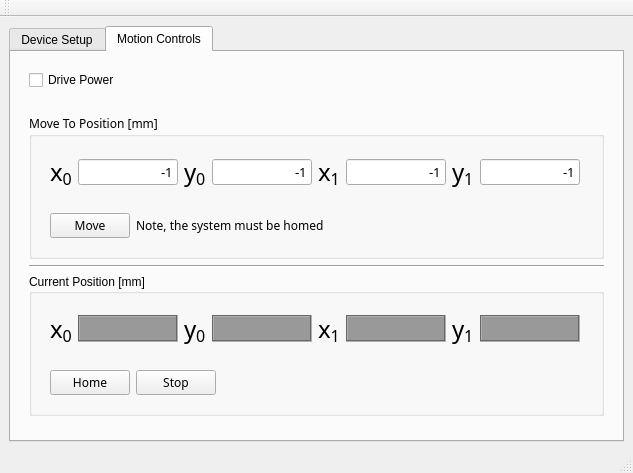
iorodeo/flyherder_device_software, file flyherder_demo_gui/flyherder_demo_gui/flyherder_gui.ui: the form before one commit.
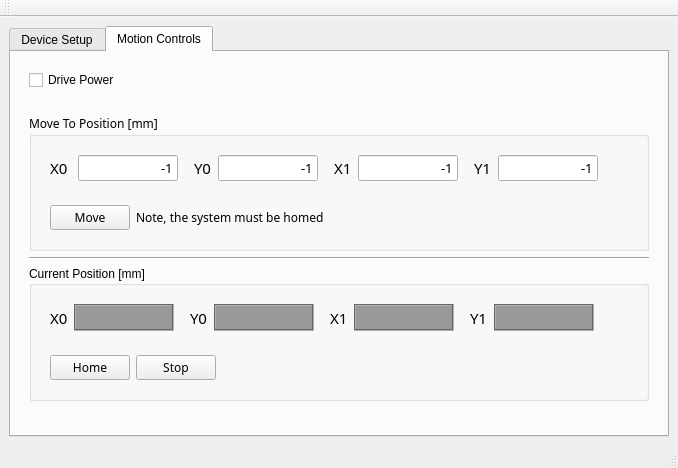
The form after the commit. The open tabs and pages were chosen to show the change.

Commit message: Removed rich text elements from GUI.

```diff
--- a/flyherder_demo_gui/flyherder_demo_gui/flyherder_gui.ui
+++ b/flyherder_demo_gui/flyherder_demo_gui/flyherder_gui.ui
@@ -9,8 +9,8 @@
    <rect>
     <x>0</x>
     <y>0</y>
-    <width>633</width>
-    <height>473</height>
+    <width>678</width>
+    <height>468</height>
    </rect>
   </property>
   <property name="sizePolicy">
@@ -560,14 +560,10 @@
                     </font>
                    </property>
                    <property name="text">
-                    <string>&lt;!DOCTYPE HTML PUBLIC &quot;-//W3C//DTD HTML 4.0//EN&quot; &quot;http://www.w3.org/TR/REC-html40/strict.dtd&quot;&gt;
-&lt;html&gt;&lt;head&gt;&lt;meta name=&quot;qrichtext&quot; content=&quot;1&quot; /&gt;&lt;style type=&quot;text/css&quot;&gt;
-p, li { white-space: pre-wrap; }
-&lt;/style&gt;&lt;/head&gt;&lt;body style=&quot; font-family:'Sans Serif'; font-size:11pt; font-weight:400; font-style:normal;&quot;&gt;
-&lt;p style=&quot; margin-top:0px; margin-bottom:0px; margin-left:0px; margin-right:0px; -qt-block-indent:0; text-indent:0px;&quot;&gt;&lt;span style=&quot; font-family:'Impact'; font-size:18pt;&quot;&gt;x&lt;/span&gt;&lt;span style=&quot; font-family:'Impact'; font-size:18pt; vertical-align:sub;&quot;&gt;0&lt;/span&gt;&lt;/p&gt;&lt;/body&gt;&lt;/html&gt;</string>
+                    <string>X0</string>
                    </property>
                    <property name="textFormat">
-                    <enum>Qt::RichText</enum>
+                    <enum>Qt::PlainText</enum>
                    </property>
                   </widget>
                  </item>
@@ -601,14 +597,10 @@
                     </font>
                    </property>
                    <property name="text">
-                    <string>&lt;!DOCTYPE HTML PUBLIC &quot;-//W3C//DTD HTML 4.0//EN&quot; &quot;http://www.w3.org/TR/REC-html40/strict.dtd&quot;&gt;
-&lt;html&gt;&lt;head&gt;&lt;meta name=&quot;qrichtext&quot; content=&quot;1&quot; /&gt;&lt;style type=&quot;text/css&quot;&gt;
-p, li { white-space: pre-wrap; }
-&lt;/style&gt;&lt;/head&gt;&lt;body style=&quot; font-family:'Impact'; font-size:18pt; font-weight:400; font-style:normal;&quot;&gt;
-&lt;p style=&quot; margin-top:0px; margin-bottom:0px; margin-left:0px; margin-right:0px; -qt-block-indent:0; text-indent:0px;&quot;&gt;y&lt;span style=&quot; vertical-align:sub;&quot;&gt;0&lt;/span&gt;&lt;/p&gt;&lt;/body&gt;&lt;/html&gt;</string>
+                    <string>Y0</string>
                    </property>
                    <property name="textFormat">
-                    <enum>Qt::RichText</enum>
+                    <enum>Qt::PlainText</enum>
                    </property>
                   </widget>
                  </item>
@@ -639,14 +631,10 @@
                     </font>
                    </property>
                    <property name="text">
-                    <string>&lt;!DOCTYPE HTML PUBLIC &quot;-//W3C//DTD HTML 4.0//EN&quot; &quot;http://www.w3.org/TR/REC-html40/strict.dtd&quot;&gt;
-&lt;html&gt;&lt;head&gt;&lt;meta name=&quot;qrichtext&quot; content=&quot;1&quot; /&gt;&lt;style type=&quot;text/css&quot;&gt;
-p, li { white-space: pre-wrap; }
-&lt;/style&gt;&lt;/head&gt;&lt;body style=&quot; font-family:'Impact'; font-size:18pt; font-weight:400; font-style:normal;&quot;&gt;
-&lt;p style=&quot; margin-top:0px; margin-bottom:0px; margin-left:0px; margin-right:0px; -qt-block-indent:0; text-indent:0px;&quot;&gt;x&lt;span style=&quot; vertical-align:sub;&quot;&gt;1&lt;/span&gt;&lt;/p&gt;&lt;/body&gt;&lt;/html&gt;</string>
+                    <string>X1</string>
                    </property>
                    <property name="textFormat">
-                    <enum>Qt::RichText</enum>
+                    <enum>Qt::PlainText</enum>
                    </property>
                   </widget>
                  </item>
@@ -674,14 +662,10 @@
                     </font>
                    </property>
                    <property name="text">
-                    <string>&lt;!DOCTYPE HTML PUBLIC &quot;-//W3C//DTD HTML 4.0//EN&quot; &quot;http://www.w3.org/TR/REC-html40/strict.dtd&quot;&gt;
-&lt;html&gt;&lt;head&gt;&lt;meta name=&quot;qrichtext&quot; content=&quot;1&quot; /&gt;&lt;style type=&quot;text/css&quot;&gt;
-p, li { white-space: pre-wrap; }
-&lt;/style&gt;&lt;/head&gt;&lt;body style=&quot; font-family:'Impact'; font-size:18pt; font-weight:400; font-style:normal;&quot;&gt;
-&lt;p style=&quot; margin-top:0px; margin-bottom:0px; margin-left:0px; margin-right:0px; -qt-block-indent:0; text-indent:0px;&quot;&gt;y&lt;span style=&quot; vertical-align:sub;&quot;&gt;1&lt;/span&gt;&lt;/p&gt;&lt;/body&gt;&lt;/html&gt;</string>
+                    <string>Y1</string>
                    </property>
                    <property name="textFormat">
-                    <enum>Qt::RichText</enum>
+                    <enum>Qt::PlainText</enum>
                    </property>
                   </widget>
                  </item>
@@ -812,14 +796,10 @@
                     </font>
                    </property>
                    <property name="text">
-                    <string>&lt;!DOCTYPE HTML PUBLIC &quot;-//W3C//DTD HTML 4.0//EN&quot; &quot;http://www.w3.org/TR/REC-html40/strict.dtd&quot;&gt;
-&lt;html&gt;&lt;head&gt;&lt;meta name=&quot;qrichtext&quot; content=&quot;1&quot; /&gt;&lt;style type=&quot;text/css&quot;&gt;
-p, li { white-space: pre-wrap; }
-&lt;/style&gt;&lt;/head&gt;&lt;body style=&quot; font-family:'Sans Serif'; font-size:11pt; font-weight:400; font-style:normal;&quot;&gt;
-&lt;p style=&quot; margin-top:0px; margin-bottom:0px; margin-left:0px; margin-right:0px; -qt-block-indent:0; text-indent:0px;&quot;&gt;&lt;span style=&quot; font-family:'Impact'; font-size:18pt;&quot;&gt;x&lt;/span&gt;&lt;span style=&quot; font-family:'Impact'; font-size:18pt; vertical-align:sub;&quot;&gt;0&lt;/span&gt;&lt;/p&gt;&lt;/body&gt;&lt;/html&gt;</string>
+                    <string>X0 </string>
                    </property>
                    <property name="textFormat">
-                    <enum>Qt::RichText</enum>
+                    <enum>Qt::PlainText</enum>
                    </property>
                   </widget>
                  </item>
@@ -862,6 +842,22 @@
                    </property>
                   </widget>
                  </item>
+                 <item>
+                  <spacer name="horizontalSpacer_9">
+                   <property name="orientation">
+                    <enum>Qt::Horizontal</enum>
+                   </property>
+                   <property name="sizeType">
+                    <enum>QSizePolicy::Fixed</enum>
+                   </property>
+                   <property name="sizeHint" stdset="0">
+                    <size>
+                     <width>10</width>
+                     <height>20</height>
+                    </size>
+                   </property>
+                  </spacer>
+                 </item>
                  <item>
                   <widget class="QLabel" name="label_22">
                    <property name="font">
@@ -871,14 +867,10 @@
                     </font>
                    </property>
                    <property name="text">
-                    <string>&lt;!DOCTYPE HTML PUBLIC &quot;-//W3C//DTD HTML 4.0//EN&quot; &quot;http://www.w3.org/TR/REC-html40/strict.dtd&quot;&gt;
-&lt;html&gt;&lt;head&gt;&lt;meta name=&quot;qrichtext&quot; content=&quot;1&quot; /&gt;&lt;style type=&quot;text/css&quot;&gt;
-p, li { white-space: pre-wrap; }
-&lt;/style&gt;&lt;/head&gt;&lt;body style=&quot; font-family:'Impact'; font-size:18pt; font-weight:400; font-style:normal;&quot;&gt;
-&lt;p style=&quot; margin-top:0px; margin-bottom:0px; margin-left:0px; margin-right:0px; -qt-block-indent:0; text-indent:0px;&quot;&gt;y&lt;span style=&quot; vertical-align:sub;&quot;&gt;0&lt;/span&gt;&lt;/p&gt;&lt;/body&gt;&lt;/html&gt;</string>
+                    <string>Y0</string>
                    </property>
                    <property name="textFormat">
-                    <enum>Qt::RichText</enum>
+                    <enum>Qt::PlainText</enum>
                    </property>
                   </widget>
                  </item>
@@ -921,6 +913,22 @@
                    </property>
                   </widget>
                  </item>
+                 <item>
+                  <spacer name="horizontalSpacer_10">
+                   <property name="orientation">
+                    <enum>Qt::Horizontal</enum>
+                   </property>
+                   <property name="sizeType">
+                    <enum>QSizePolicy::Fixed</enum>
+                   </property>
+                   <property name="sizeHint" stdset="0">
+                    <size>
+                     <width>10</width>
+                     <height>20</height>
+                    </size>
+                   </property>
+                  </spacer>
+                 </item>
                  <item>
                   <widget class="QLabel" name="label_24">
                    <property name="font">
@@ -930,14 +938,10 @@
                     </font>
                    </property>
                    <property name="text">
-                    <string>&lt;!DOCTYPE HTML PUBLIC &quot;-//W3C//DTD HTML 4.0//EN&quot; &quot;http://www.w3.org/TR/REC-html40/strict.dtd&quot;&gt;
-&lt;html&gt;&lt;head&gt;&lt;meta name=&quot;qrichtext&quot; content=&quot;1&quot; /&gt;&lt;style type=&quot;text/css&quot;&gt;
-p, li { white-space: pre-wrap; }
-&lt;/style&gt;&lt;/head&gt;&lt;body style=&quot; font-family:'Impact'; font-size:18pt; font-weight:400; font-style:normal;&quot;&gt;
-&lt;p style=&quot; margin-top:0px; margin-bottom:0px; margin-left:0px; margin-right:0px; -qt-block-indent:0; text-indent:0px;&quot;&gt;x&lt;span style=&quot; vertical-align:sub;&quot;&gt;1&lt;/span&gt;&lt;/p&gt;&lt;/body&gt;&lt;/html&gt;</string>
+                    <string>X1</string>
                    </property>
                    <property name="textFormat">
-                    <enum>Qt::RichText</enum>
+                    <enum>Qt::PlainText</enum>
                    </property>
                   </widget>
                  </item>
@@ -980,6 +984,22 @@
                    </property>
                   </widget>
                  </item>
+                 <item>
+                  <spacer name="horizontalSpacer_11">
+                   <property name="orientation">
+                    <enum>Qt::Horizontal</enum>
+                   </property>
+                   <property name="sizeType">
+                    <enum>QSizePolicy::Fixed</enum>
+                   </property>
+                   <property name="sizeHint" stdset="0">
+                    <size>
+                     <width>10</width>
+                     <height>20</height>
+                    </size>
+                   </property>
+                  </spacer>
+                 </item>
                  <item>
                   <widget class="QLabel" name="label_23">
                    <property name="font">
@@ -989,14 +1009,10 @@
                     </font>
                    </property>
                    <property name="text">
-                    <string>&lt;!DOCTYPE HTML PUBLIC &quot;-//W3C//DTD HTML 4.0//EN&quot; &quot;http://www.w3.org/TR/REC-html40/strict.dtd&quot;&gt;
-&lt;html&gt;&lt;head&gt;&lt;meta name=&quot;qrichtext&quot; content=&quot;1&quot; /&gt;&lt;style type=&quot;text/css&quot;&gt;
-p, li { white-space: pre-wrap; }
-&lt;/style&gt;&lt;/head&gt;&lt;body style=&quot; font-family:'Impact'; font-size:18pt; font-weight:400; font-style:normal;&quot;&gt;
-&lt;p style=&quot; margin-top:0px; margin-bottom:0px; margin-left:0px; margin-right:0px; -qt-block-indent:0; text-indent:0px;&quot;&gt;y&lt;span style=&quot; vertical-align:sub;&quot;&gt;1&lt;/span&gt;&lt;/p&gt;&lt;/body&gt;&lt;/html&gt;</string>
+                    <string>Y1</string>
                    </property>
                    <property name="textFormat">
-                    <enum>Qt::RichText</enum>
+                    <enum>Qt::PlainText</enum>
                    </property>
                   </widget>
                  </item>
@@ -1133,14 +1149,10 @@
                     </font>
                    </property>
                    <property name="text">
-                    <string>&lt;!DOCTYPE HTML PUBLIC &quot;-//W3C//DTD HTML 4.0//EN&quot; &quot;http://www.w3.org/TR/REC-html40/strict.dtd&quot;&gt;
-&lt;html&gt;&lt;head&gt;&lt;meta name=&quot;qrichtext&quot; content=&quot;1&quot; /&gt;&lt;style type=&quot;text/css&quot;&gt;
-p, li { white-space: pre-wrap; }
-&lt;/style&gt;&lt;/head&gt;&lt;body style=&quot; font-family:'Sans Serif'; font-size:11pt; font-weight:400; font-style:normal;&quot;&gt;
-&lt;p style=&quot; margin-top:0px; margin-bottom:0px; margin-left:0px; margin-right:0px; -qt-block-indent:0; text-indent:0px;&quot;&gt;&lt;span style=&quot; font-family:'Impact'; font-size:18pt;&quot;&gt;x&lt;/span&gt;&lt;span style=&quot; font-family:'Impact'; font-size:18pt; vertical-align:sub;&quot;&gt;0&lt;/span&gt;&lt;/p&gt;&lt;/body&gt;&lt;/html&gt;</string>
+                    <string>X0</string>
                    </property>
                    <property name="textFormat">
-                    <enum>Qt::RichText</enum>
+                    <enum>Qt::PlainText</enum>
                    </property>
                   </widget>
                  </item>
@@ -1192,6 +1204,22 @@
                    </property>
                   </widget>
                  </item>
+                 <item>
+                  <spacer name="horizontalSpacer_12">
+                   <property name="orientation">
+                    <enum>Qt::Horizontal</enum>
+                   </property>
+                   <property name="sizeType">
+                    <enum>QSizePolicy::Fixed</enum>
+                   </property>
+                   <property name="sizeHint" stdset="0">
+                    <size>
+                     <width>10</width>
+                     <height>20</height>
+                    </size>
+                   </property>
+                  </spacer>
+                 </item>
                  <item>
                   <widget class="QLabel" name="label_25">
                    <property name="font">
@@ -1201,14 +1229,10 @@
                     </font>
                    </property>
                    <property name="text">
-                    <string>&lt;!DOCTYPE HTML PUBLIC &quot;-//W3C//DTD HTML 4.0//EN&quot; &quot;http://www.w3.org/TR/REC-html40/strict.dtd&quot;&gt;
-&lt;html&gt;&lt;head&gt;&lt;meta name=&quot;qrichtext&quot; content=&quot;1&quot; /&gt;&lt;style type=&quot;text/css&quot;&gt;
-p, li { white-space: pre-wrap; }
-&lt;/style&gt;&lt;/head&gt;&lt;body style=&quot; font-family:'Impact'; font-size:18pt; font-weight:400; font-style:normal;&quot;&gt;
-&lt;p style=&quot; margin-top:0px; margin-bottom:0px; margin-left:0px; margin-right:0px; -qt-block-indent:0; text-indent:0px;&quot;&gt;y&lt;span style=&quot; vertical-align:sub;&quot;&gt;0&lt;/span&gt;&lt;/p&gt;&lt;/body&gt;&lt;/html&gt;</string>
+                    <string>Y0</string>
                    </property>
                    <property name="textFormat">
-                    <enum>Qt::RichText</enum>
+                    <enum>Qt::PlainText</enum>
                    </property>
                   </widget>
                  </item>
@@ -1260,6 +1284,22 @@
                    </property>
                   </widget>
                  </item>
+                 <item>
+                  <spacer name="horizontalSpacer_13">
+                   <property name="orientation">
+                    <enum>Qt::Horizontal</enum>
+                   </property>
+                   <property name="sizeType">
+                    <enum>QSizePolicy::Fixed</enum>
+                   </property>
+                   <property name="sizeHint" stdset="0">
+                    <size>
+                     <width>10</width>
+                     <height>20</height>
+                    </size>
+                   </property>
+                  </spacer>
+                 </item>
                  <item>
                   <widget class="QLabel" name="label_26">
                    <property name="font">
@@ -1269,14 +1309,10 @@
                     </font>
                    </property>
                    <property name="text">
-                    <string>&lt;!DOCTYPE HTML PUBLIC &quot;-//W3C//DTD HTML 4.0//EN&quot; &quot;http://www.w3.org/TR/REC-html40/strict.dtd&quot;&gt;
-&lt;html&gt;&lt;head&gt;&lt;meta name=&quot;qrichtext&quot; content=&quot;1&quot; /&gt;&lt;style type=&quot;text/css&quot;&gt;
-p, li { white-space: pre-wrap; }
-&lt;/style&gt;&lt;/head&gt;&lt;body style=&quot; font-family:'Impact'; font-size:18pt; font-weight:400; font-style:normal;&quot;&gt;
-&lt;p style=&quot; margin-top:0px; margin-bottom:0px; margin-left:0px; margin-right:0px; -qt-block-indent:0; text-indent:0px;&quot;&gt;x&lt;span style=&quot; vertical-align:sub;&quot;&gt;1&lt;/span&gt;&lt;/p&gt;&lt;/body&gt;&lt;/html&gt;</string>
+                    <string>X1</string>
                    </property>
                    <property name="textFormat">
-                    <enum>Qt::RichText</enum>
+                    <enum>Qt::PlainText</enum>
                    </property>
                   </widget>
                  </item>
@@ -1328,6 +1364,22 @@
                    </property>
                   </widget>
                  </item>
+                 <item>
+                  <spacer name="horizontalSpacer_17">
+                   <property name="orientation">
+                    <enum>Qt::Horizontal</enum>
+                   </property>
+                   <property name="sizeType">
+                    <enum>QSizePolicy::Fixed</enum>
+                   </property>
+                   <property name="sizeHint" stdset="0">
+                    <size>
+                     <width>10</width>
+                     <height>20</height>
+                    </size>
+                   </property>
+                  </spacer>
+                 </item>
                  <item>
                   <widget class="QLabel" name="label_27">
                    <property name="font">
@@ -1337,14 +1389,10 @@
                     </font>
                    </property>
                    <property name="text">
-                    <string>&lt;!DOCTYPE HTML PUBLIC &quot;-//W3C//DTD HTML 4.0//EN&quot; &quot;http://www.w3.org/TR/REC-html40/strict.dtd&quot;&gt;
-&lt;html&gt;&lt;head&gt;&lt;meta name=&quot;qrichtext&quot; content=&quot;1&quot; /&gt;&lt;style type=&quot;text/css&quot;&gt;
-p, li { white-space: pre-wrap; }
-&lt;/style&gt;&lt;/head&gt;&lt;body style=&quot; font-family:'Impact'; font-size:18pt; font-weight:400; font-style:normal;&quot;&gt;
-&lt;p style=&quot; margin-top:0px; margin-bottom:0px; margin-left:0px; margin-right:0px; -qt-block-indent:0; text-indent:0px;&quot;&gt;y&lt;span style=&quot; vertical-align:sub;&quot;&gt;1&lt;/span&gt;&lt;/p&gt;&lt;/body&gt;&lt;/html&gt;</string>
+                    <string>Y1</string>
                    </property>
                    <property name="textFormat">
-                    <enum>Qt::RichText</enum>
+                    <enum>Qt::PlainText</enum>
                    </property>
                   </widget>
                  </item>
```
The commit also changes 1 other file.
